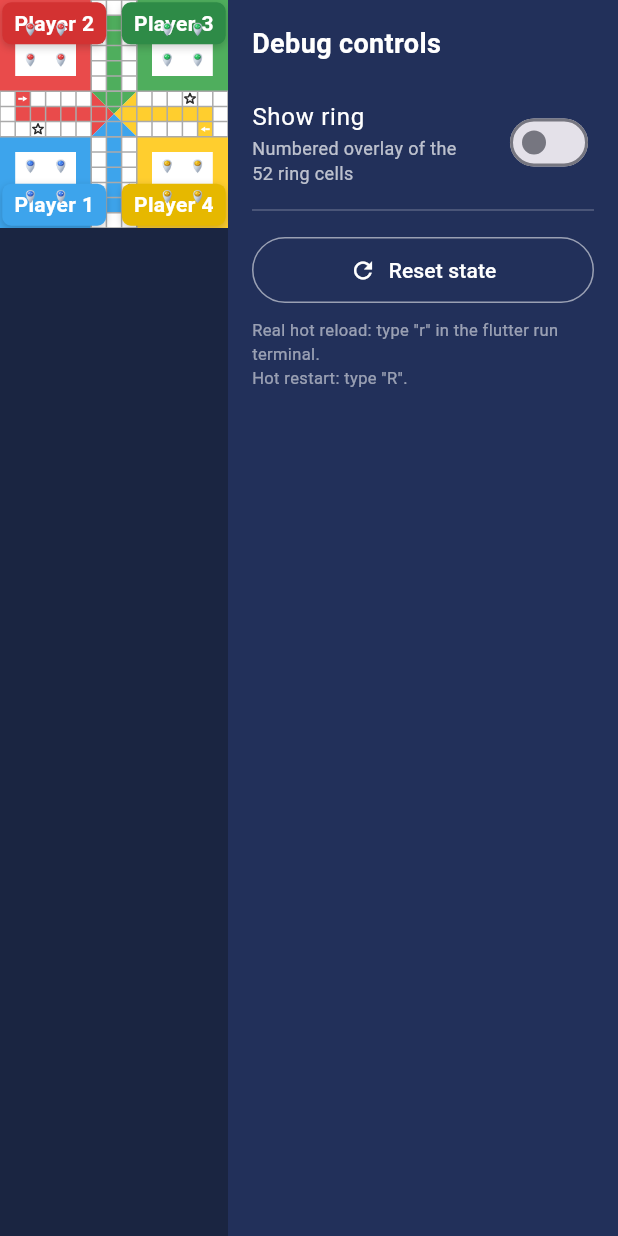
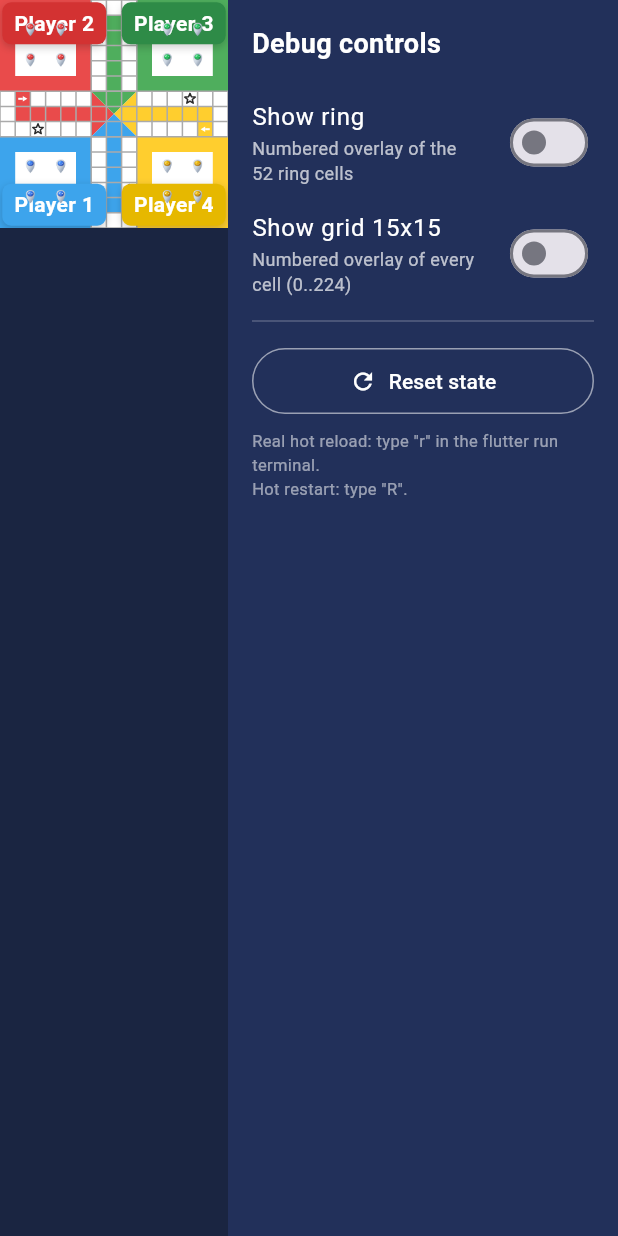
Before and after one commit to ceephas10/ludopoly, a Flutter app: the screen it shows after launch, on a phone screen of 412 x 824 dp. Run offline on Flutter 3.47's test engine with Material 3 defaults, Android fonts, the phone set to English and light mode, and no system bars.

Commit message:
Add 15x15 grid debug overlay with cell numbers
Adds a 'Show grid 15x15' toggle in the debug panel that overlays a
magenta grid above the board with each cell's index (0..224, row-major).
Useful as a coordinate ruler while designing board geometry.

Co-Authored-By: Claude Opus 4.6 <noreply@anthropic.com>

```diff
--- a/lib/main.dart
+++ b/lib/main.dart
@@ -48,6 +48,7 @@ class BoardScreen extends StatefulWidget {
 class _BoardScreenState extends State<BoardScreen> {
   GameState _game = GameState.initial();
   bool _showRing = false;
+  bool _showGrid = false;
 
   void _resetState() {
     setState(() => _game = GameState.initial());
@@ -76,6 +77,7 @@ class _BoardScreenState extends State<BoardScreen> {
                     players: BoardScreen.players,
                     game: _game,
                     showRing: _showRing,
+                    showGrid: _showGrid,
                   ),
                 ),
                 SizedBox(
@@ -84,6 +86,8 @@ class _BoardScreenState extends State<BoardScreen> {
                   child: _ControlPanel(
                     showRing: _showRing,
                     onToggleRing: (v) => setState(() => _showRing = v),
+                    showGrid: _showGrid,
+                    onToggleGrid: (v) => setState(() => _showGrid = v),
                     onReset: _resetState,
                   ),
                 ),
@@ -100,11 +104,15 @@ class _BoardScreenState extends State<BoardScreen> {
 class _ControlPanel extends StatelessWidget {
   final bool showRing;
   final ValueChanged<bool> onToggleRing;
+  final bool showGrid;
+  final ValueChanged<bool> onToggleGrid;
   final VoidCallback onReset;
 
   const _ControlPanel({
     required this.showRing,
     required this.onToggleRing,
+    required this.showGrid,
+    required this.onToggleGrid,
     required this.onReset,
   });
 
@@ -135,6 +143,18 @@ class _ControlPanel extends StatelessWidget {
             ),
             value: showRing,
             onChanged: onToggleRing,
+            activeThumbColor: Colors.amber,
+            contentPadding: EdgeInsets.zero,
+          ),
+          SwitchListTile(
+            title: const Text('Show grid 15x15',
+                style: TextStyle(color: Colors.white)),
+            subtitle: const Text(
+              'Numbered overlay of every cell (0..224)',
+              style: TextStyle(color: Colors.white70, fontSize: 12),
+            ),
+            value: showGrid,
+            onChanged: onToggleGrid,
             activeThumbColor: Colors.amber,
             contentPadding: EdgeInsets.zero,
           ),
@@ -169,11 +189,13 @@ class BoardView extends StatelessWidget {
   final List<Player> players;
   final GameState game;
   final bool showRing;
+  final bool showGrid;
   const BoardView({
     super.key,
     required this.players,
     required this.game,
     this.showRing = false,
+    this.showGrid = false,
   });
 
   // Top-left grid cell of each colored base (the board is a 15x15 grid).
@@ -286,6 +308,14 @@ class BoardView extends StatelessWidget {
                   child: CustomPaint(painter: _RingDebugPainter(cell: cell)),
                 ),
               ),
+
+            // Debug overlay: 15x15 grid with cell numbers (0..224, row-major).
+            if (showGrid)
+              Positioned.fill(
+                child: IgnorePointer(
+                  child: CustomPaint(painter: _GridDebugPainter(cell: cell)),
+                ),
+              ),
           ],
         );
       },
@@ -342,6 +372,55 @@ class _RingDebugPainter extends CustomPainter {
   bool shouldRepaint(covariant _RingDebugPainter old) => old.cell != cell;
 }
 
+/// Paints a 15x15 grid above the board with each cell's index (row-major,
+/// 0..224). Used as a coordinate ruler when designing the board geometry.
+class _GridDebugPainter extends CustomPainter {
+  final double cell;
+  _GridDebugPainter({required this.cell});
+
+  @override
+  void paint(Canvas canvas, Size size) {
+    final line = Paint()
+      ..color = const Color(0xAAFF00FF)
+      ..style = PaintingStyle.stroke
+      ..strokeWidth = 1.0;
+    final side = cell * 15.0;
+    for (int i = 0; i <= 15; i++) {
+      final p = i * cell;
+      canvas.drawLine(Offset(p, 0), Offset(p, side), line);
+      canvas.drawLine(Offset(0, p), Offset(side, p), line);
+    }
+    final fontSize = cell * 0.28;
+    for (int r = 0; r < 15; r++) {
+      for (int c = 0; c < 15; c++) {
+        final idx = r * 15 + c;
+        final tp = TextPainter(
+          text: TextSpan(
+            text: '$idx',
+            style: TextStyle(
+              color: Colors.black,
+              fontSize: fontSize,
+              fontWeight: FontWeight.w700,
+              backgroundColor: const Color(0xCCFFFFFF),
+            ),
+          ),
+          textDirection: TextDirection.ltr,
+        )..layout();
+        tp.paint(
+          canvas,
+          Offset(
+            c * cell + (cell - tp.width) / 2,
+            r * cell + (cell - tp.height) / 2,
+          ),
+        );
+      }
+    }
+  }
+
+  @override
+  bool shouldRepaint(covariant _GridDebugPainter old) => old.cell != cell;
+}
+
 class _PlayerLabel extends StatelessWidget {
   final String name;
   final Color color;
```
